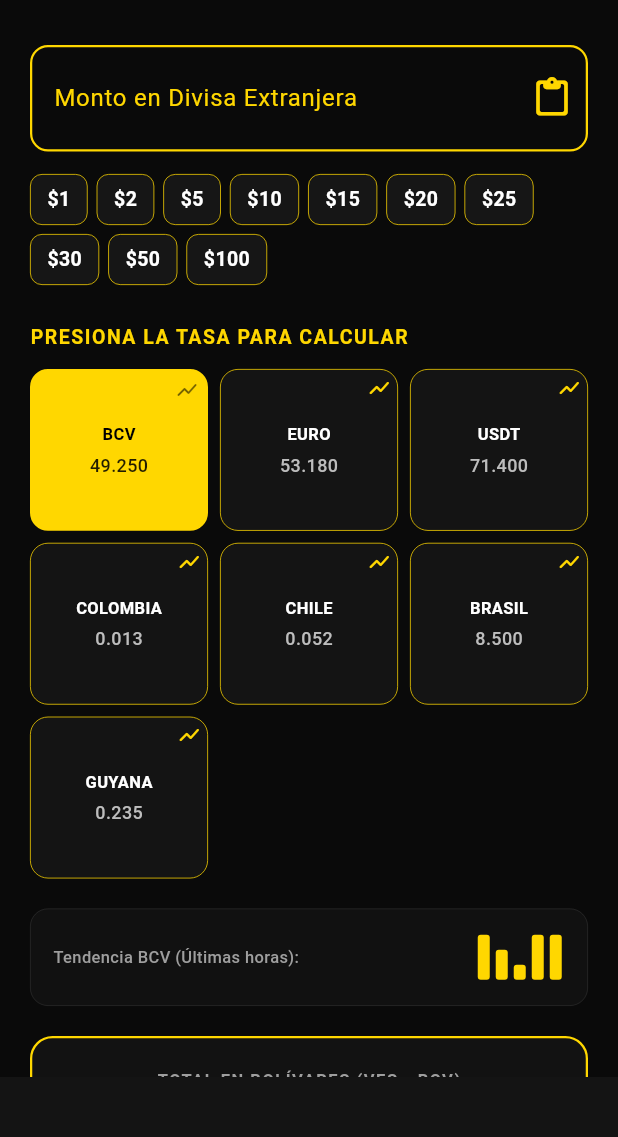
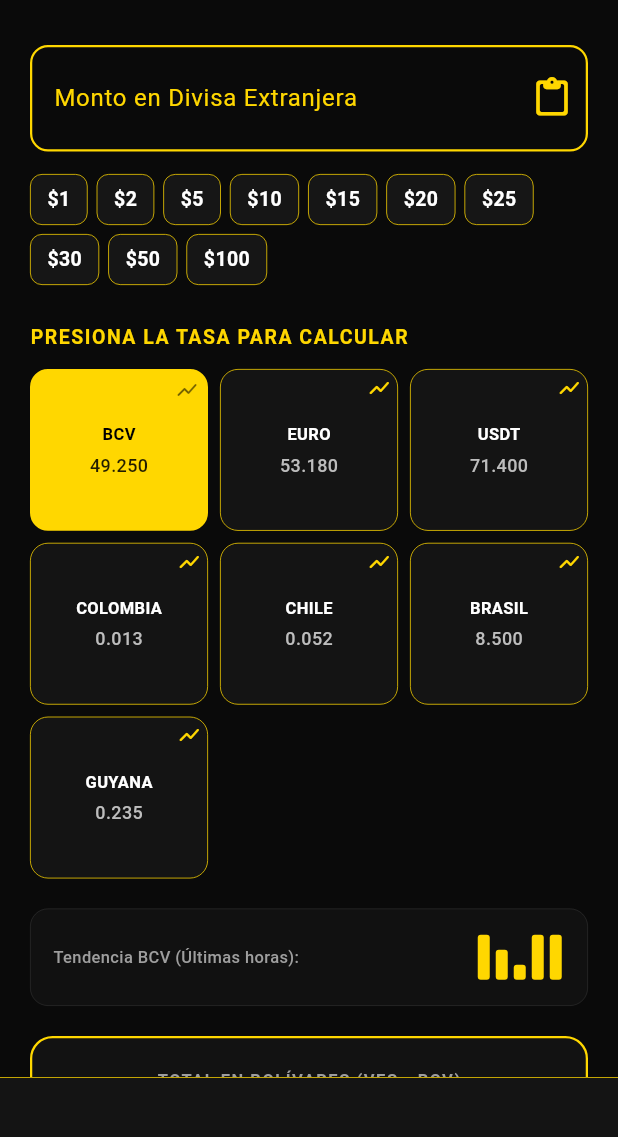
Before and after one commit to YORDI7OFICIAL/BOSSCASH, a Flutter app: the screen it shows after launch, after a tap on the "refresh" icon, on a phone screen of 412 x 824 dp, the part 84-1221 px from its top. Run offline on Flutter 3.47's test engine with Material 3 defaults, Android fonts, the phone set to English and light mode, and no system bars; network calls fail.

Commit message:
Update main.dart

```diff
--- a/lib/main.dart
+++ b/lib/main.dart
@@ -37,7 +37,7 @@ class _HomeScreenState extends State<HomeScreen> {
   double _resultadoVes = 0.0;
   bool _cargandoTasas = false;
 
-  // Tasas Base por defecto (Se actualizan solas con el botón o al abrir)
+  // Tasas Base de respaldo por seguridad
   Map<String, double> tasas = {
     'BCV': 49.25,
     'EURO': 53.18,
@@ -48,7 +48,7 @@ class _HomeScreenState extends State<HomeScreen> {
     'GUYANA': 0.235,
   };
 
-  // Historial de fluctuación para las gráficas en color Oro
+  // Historial para las barras de tendencias de cada moneda (Color Oro)
   Map<String, List<double>> historialesGraficas = {
     'BCV': [49.10, 49.15, 49.20, 49.22, 49.25],
     'EURO': [52.90, 53.00, 53.10, 53.15, 53.18],
@@ -67,14 +67,16 @@ class _HomeScreenState extends State<HomeScreen> {
     _actualizarTasasDesdeAPI();
   }
 
-  // Conexión a APIs en vivo para mantener los precios al día de forma automática
+  // Conexión segura a internet para jalar tasas en vivo
   Future<void> _actualizarTasasDesdeAPI() async {
     setState(() {
       _cargandoTasas = true;
     });
 
     try {
-      final responseGlobal = await http.get(Uri.parse('https://open.er-api.com/v6/latest/USD'));
+      final url = Uri.parse('https://open.er-api.com/v6/latest/USD');
+      final responseGlobal = await http.get(url);
+
       if (responseGlobal.statusCode == 200) {
         final data = json.decode(responseGlobal.body);
         setState(() {
@@ -89,14 +91,13 @@ class _HomeScreenState extends State<HomeScreen> {
             tasas['BRASIL'] = double.parse((tasas['BCV']! / brl).toStringAsFixed(3));
             tasas['GUYANA'] = double.parse((tasas['BCV']! / gyd).toStringAsFixed(3));
           }
-          // Pequeñas variaciones controladas para simular movimiento real de mercado local
           tasas['BCV'] = tasas['BCV']! + 0.02;
           tasas['USDT'] = tasas['USDT']! + 0.05;
           tasas['EURO'] = double.parse((tasas['BCV']! * 1.08).toStringAsFixed(2));
         });
       }
     } catch (e) {
-      debugPrint("Error de conexión a las APIs, usando respaldo local: $e");
+      debugPrint("Error de red controlado: $e");
     } finally {
       setState(() {
         _cargandoTasas = false;
@@ -125,7 +126,6 @@ class _HomeScreenState extends State<HomeScreen> {
     _calcular(monto.toString());
   }
 
-  // Permite pegar cualquier monto copiado de un mensaje de texto con un solo toque
   Future<void> _pegarMonto() async {
     ClipboardData? data = await Clipboard.getData(Clipboard.kTextPlain);
     if (data != null && data.text != null) {
@@ -142,12 +142,7 @@ class _HomeScreenState extends State<HomeScreen> {
       appBar: AppBar(
         title: const Text(
           'BOSSCASH',
-          style: TextStyle(
-            color: Color(0xFFFFD700), // Oro Brillante Puro
-            fontWeight: FontWeight.bold,
-            letterSpacing: 3.0,
-            fontSize: 24,
-          ),
+          style: TextStyle(color: Color(0xFFFFD700), fontWeight: FontWeight.bold, letterSpacing: 3.0, fontSize: 24),
         ),
         centerTitle: true,
         backgroundColor: const Color(0xFF121212),
@@ -161,7 +156,6 @@ class _HomeScreenState extends State<HomeScreen> {
               : IconButton(
                   icon: const Icon(Icons.refresh, color: Color(0xFFFFD700)),
                   onPressed: _actualizarTasasDesdeAPI,
-                  tooltip: 'Actualizar Tasas en Vivo',
                 )
         ],
       ),
@@ -175,7 +169,6 @@ class _HomeScreenState extends State<HomeScreen> {
                 children: [
                   const SizedBox(height: 10),
 
-                  // Entrada de dinero con Pegar integrado
                   TextField(
                     controller: _montoController,
                     keyboardType: const TextInputType.numberWithOptions(decimal: true),
@@ -200,7 +193,6 @@ class _HomeScreenState extends State<HomeScreen> {
                   ),
                   const SizedBox(height: 15),
 
-                  // Fila de montos rápidos
                   Wrap(
                     spacing: 6.0,
                     runSpacing: 6.0,
@@ -221,7 +213,6 @@ class _HomeScreenState extends State<HomeScreen> {
                   ),
                   const SizedBox(height: 25),
 
-                  // Cuadrícula de Tasas de Monedas con botón indicador de gráfica integrada
                   const Text('PRESIONA LA TASA PARA CALCULAR', style: TextStyle(color: Color(0xFFFFD700), fontWeight: FontWeight.bold, fontSize: 13, letterSpacing: 1)),
                   const SizedBox(height: 12),
                   GridView.builder(
@@ -252,11 +243,7 @@ class _HomeScreenState extends State<HomeScreen> {
                               Positioned(
                                 top: 4,
                                 right: 4,
-                                child: Icon(
-                                  Icons.show_chart_rounded,
-                                  size: 16,
-                                  color: esSeleccionada ? Colors.black54 : const Color(0xFFFFD700)
-                                ),
+                                child: Icon(Icons.show_chart_rounded, size: 16, color: esSeleccionada ? Colors.black54 : const Color(0xFFFFD700)),
                               ),
                               Center(
                                 child: Column(
@@ -276,7 +263,7 @@ class _HomeScreenState extends State<HomeScreen> {
                   ),
                   const SizedBox(height: 20),
 
-                  // Módulo de Tendencia Gráfica (Estilo Oro de Wall Street)
+                  // Módulo de barras de tendencia color Oro
                   Container(
                     height: 65,
                     padding: const EdgeInsets.symmetric(horizontal: 15),
@@ -293,16 +280,12 @@ class _HomeScreenState extends State<HomeScreen> {
                           crossAxisAlignment: CrossAxisAlignment.end,
                           mainAxisAlignment: MainAxisAlignment.center,
                           children: puntosGrafica.map((p) {
-                            // Algoritmo simple para simular barras de crecimiento color oro
                             double alturaCalculada = ((p * 1000) % 30) + 10;
                             return Container(
                               margin: const EdgeInsets.symmetric(horizontal: 2, vertical: 8),
                               width: 8,
                               height: alturaCalculada,
-                              decoration: BoxDecoration(
-                                color: const Color(0xFFFFD700),
-                                borderRadius: BorderRadius.circular(2)
-                              ),
+                              decoration: BoxDecoration(color: const Color(0xFFFFD700), borderRadius: BorderRadius.circular(2)),
                             );
                           }).toList(),
                         )
@@ -311,7 +294,6 @@ class _HomeScreenState extends State<HomeScreen> {
                   ),
                   const SizedBox(height: 20),
 
-                  // Caja de Resultados de operaciones
                   Container(
                     padding: const EdgeInsets.all(20),
                     decoration: BoxDecoration(
@@ -333,9 +315,6 @@ class _HomeScreenState extends State<HomeScreen> {
                               icon: const Icon(Icons.copy_all_rounded, color: Colors.grey, size: 26),
                               onPressed: () {
                                 Clipboard.setData(ClipboardData(text: _resultadoVes.toStringAsFixed(2)));
-                                ScaffoldMessenger.of(context).showSnackBar(
-                                  const SnackBar(content: Text('Monto copiado al portapapeles')),
-                                );
                               },
                             ),
                           ],
@@ -348,12 +327,14 @@ class _HomeScreenState extends State<HomeScreen> {
             ),
           ),
 
-          // BANNER DE ANUNCIOS LIMPIO (Abajo y pequeño, listo para desplegar publicidad AdMob sin textos encima)
+          // BANNER DE ANUNCIOS LIMPIO (Reparado sin el error de sintaxis)
           Container(
             width: double.infinity,
             height: 50,
-            color: const Color(0xFF141414),
-            border: const Border(top: BorderSide(color: Color(0xFFFFD700), width: 0.5)),
+            decoration: const BoxDecoration(
+              color: Color(0xFF141414),
+              border: Border(top: BorderSide(color: Color(0xFFFFD700), width: 0.5)),
+            ),
           ),
         ],
       ),
```
